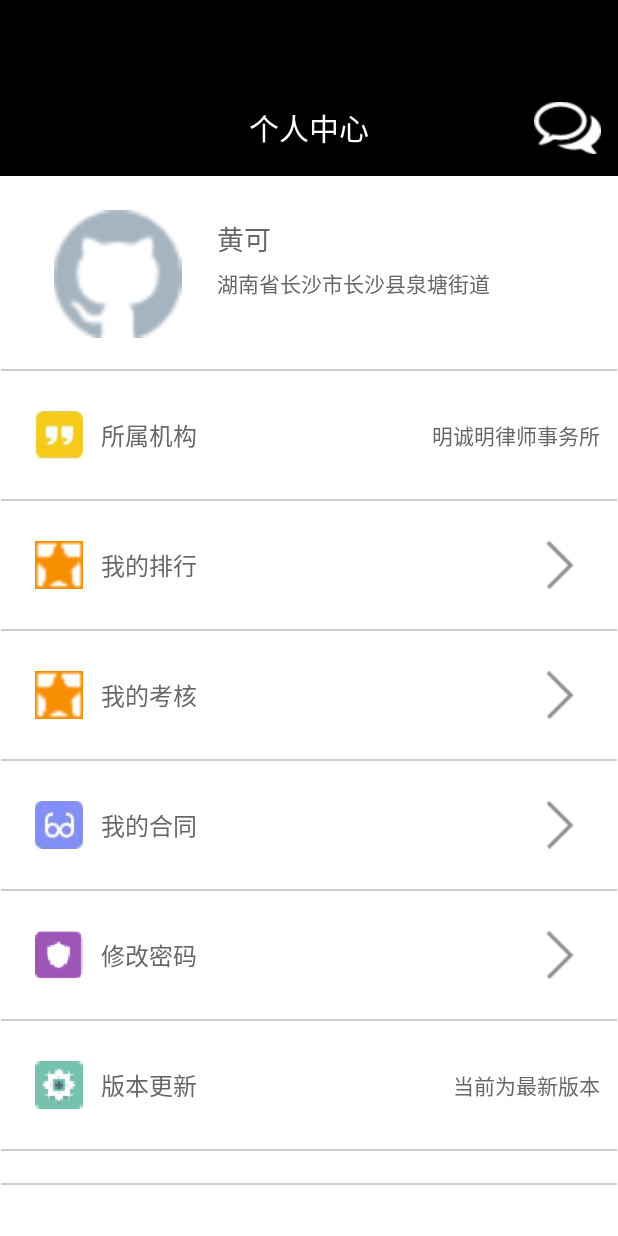
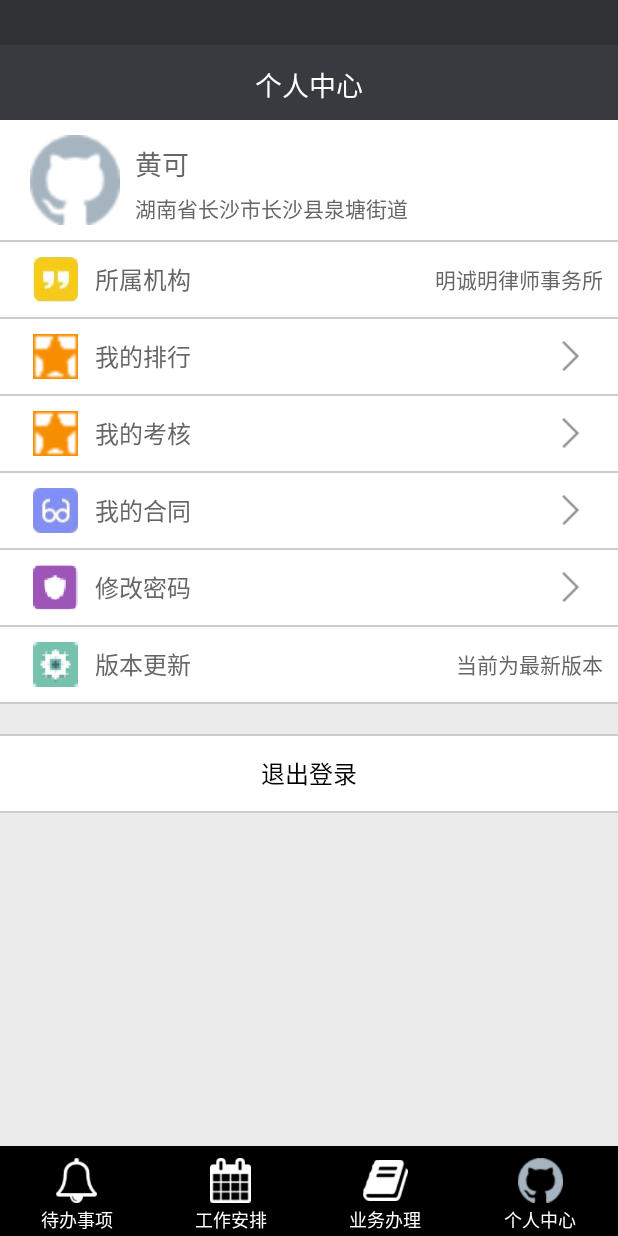
Before and after one commit to SliD007/Counselor2, an Android app: the PersonalActivity screen opened directly, with no data from a screen before it, on a phone screen of 412 x 824 dp. Run offline under Robolectric (Android 15) with nearby library versions, the phone set to English and light mode, and no system bars; our stand-ins replace ButterKnife.

Commit message:
个人中心

```diff
--- a/app/src/main/res/layout/activity_personal.xml
+++ b/app/src/main/res/layout/activity_personal.xml
@@ -1,49 +1,61 @@
 <?xml version="1.0" encoding="utf-8"?>
-<LinearLayout xmlns:android="http://schemas.android.com/apk/res/android"
+<RelativeLayout xmlns:android="http://schemas.android.com/apk/res/android"
     android:layout_width="match_parent"
     android:layout_height="match_parent"
-    android:background="#000"
-    android:orientation="vertical" >
-    <!--头-->
+    android:background="#303135">
+
     <RelativeLayout
+        android:id="@+id/titlelBarRl"
         android:layout_width="match_parent"
-        android:layout_height="@dimen/y120"
-        android:layout_marginTop="@dimen/y100">
-        <TextView
-            android:text="个人中心"
-            android:textSize="20sp"
-            android:textColor="#fff"
-            android:layout_width="wrap_content"
         android:layout_height="wrap_content"
-            android:layout_centerInParent="true"/>
-        <ImageView
-            android:id="@+id/newsIm"
-            android:src="@drawable/u2353"
-            android:layout_width="@dimen/x80"
-            android:layout_height="@dimen/y80"
-            android:layout_centerVertical="true"
-            android:layout_alignParentRight="true"
-            android:layout_marginRight="@dimen/x20"/>
+        android:layout_alignParentLeft="true"
+        android:layout_alignParentStart="true"
+        android:layout_marginTop="30dp">
+        <include
+            android:id="@+id/titleBar"
+            layout="@layout/onlytitle_bar">
+
+        </include>
     </RelativeLayout>
 
+    <RelativeLayout
+        android:id="@+id/bottomBarRl"
+        android:layout_width="match_parent"
+        android:layout_height="wrap_content"
+        android:layout_alignParentBottom="true"
+        android:layout_alignParentLeft="true"
+        android:layout_alignParentStart="true">
+        <include
+            android:id="@+id/bottomBar"
+            layout="@layout/buttom_bar">
+
+        </include>
+    </RelativeLayout>
+
+    <ScrollView
+        android:layout_width="match_parent"
+        android:layout_height="match_parent"
+        android:layout_below="@id/titlelBarRl"
+        android:layout_above="@id/bottomBarRl"
+        android:background="#EBEBEB">
         <LinearLayout
             android:layout_width="match_parent"
-        android:layout_height="wrap_content"
-        android:padding="@dimen/x1"
+            android:layout_height="match_parent"
             android:background="#fff"
-        android:orientation="vertical">
+            android:orientation="vertical" >
+
             <!-- 个人信息 -->
             <RelativeLayout
                 android:layout_width="match_parent"
-            android:layout_height="@dimen/y240"
-            android:paddingTop="@dimen/x40" >
+                android:layout_height="80dp" >
 
                 <ImageView
+                    android:src="@drawable/u1740"
                     android:id="@+id/headImgPersonal"
-                android:layout_width="@dimen/x160"
-                android:layout_height="@dimen/y160"
-                android:layout_marginLeft="@dimen/x60"
-                android:src="@drawable/u1740" >
+                    android:layout_width="60dp"
+                    android:layout_height="60dp"
+                    android:layout_centerVertical="true"
+                    android:layout_marginLeft="20dp" >
                 </ImageView>
 
                 <TextView
@@ -55,8 +67,8 @@
                     android:layout_height="wrap_content"
                     android:layout_toRightOf="@id/headImgPersonal"
                     android:layout_alignTop="@id/headImgPersonal"
-                android:layout_marginLeft="@dimen/x40"
-                android:layout_marginTop="@dimen/x10" />
+                    android:layout_marginLeft="10dp"
+                    android:layout_marginTop="5dp" />
 
                 <TextView
                     android:id="@+id/addressTv"
@@ -67,21 +79,20 @@
                     android:layout_height="wrap_content"
                     android:layout_below="@id/nameTv"
                     android:layout_toRightOf="@id/headImgPersonal"
-                android:layout_marginLeft="@dimen/x40"
-                android:layout_marginTop="@dimen/x10"/>
+                    android:layout_marginLeft="10dp"
+                    android:layout_marginTop="5dp" />
 
             </RelativeLayout>
             <View
                 android:layout_width="match_parent"
-            android:layout_height="@dimen/x2"
-            android:background="#ccc" >
-        </View>
+                android:layout_height="1dp"
+                android:background="#ccc"/>
 
             <!-- 所属机构 -->
             <RelativeLayout
                 android:id="@+id/lawFirmRl"
                 android:layout_width="match_parent"
-            android:layout_height="@dimen/y160">
+                android:layout_height="50dp">
                 <ImageView
                     android:id="@+id/lawFirmIm"
                     android:src="@drawable/u1842"
@@ -96,19 +107,18 @@
                     style="@style/text1"
                     android:textSize="14sp"
                     android:layout_alignParentRight="true"
-                android:layout_marginRight="@dimen/x20"/>
+                    android:layout_marginRight="10dp"/>
             </RelativeLayout>
             <View
                 android:layout_width="match_parent"
-            android:layout_height="@dimen/x2"
-            android:background="#ccc" >
-        </View>
+                android:layout_height="1dp"
+                android:background="#ccc"/>
 
             <!-- 我的排行 -->
             <RelativeLayout
                 android:id="@+id/rankListRl"
                 android:layout_width="match_parent"
-            android:layout_height="@dimen/y160">
+                android:layout_height="50dp">
                 <ImageView
                     android:id="@+id/rankListIm"
                     android:src="@drawable/u1853"
@@ -119,19 +129,18 @@
                     style="@style/text1"/>
                 <ImageView
                     android:src="@drawable/u609"
-                style="@style/backIm"/>
+                    style="@style/nextIm"/>
             </RelativeLayout>
             <View
                 android:layout_width="match_parent"
-            android:layout_height="@dimen/x2"
-            android:background="#ccc" >
-        </View>
+                android:layout_height="1dp"
+                android:background="#ccc"/>
 
             <!-- 我的考核 -->
             <RelativeLayout
                 android:id="@+id/assessRl"
                 android:layout_width="match_parent"
-            android:layout_height="@dimen/y160">
+                android:layout_height="50dp">
                 <ImageView
                     android:id="@+id/assessIm"
                     android:src="@drawable/u1853"
@@ -142,19 +151,18 @@
                     style="@style/text1"/>
                 <ImageView
                     android:src="@drawable/u609"
-                style="@style/backIm"/>
+                    style="@style/nextIm"/>
             </RelativeLayout>
             <View
                 android:layout_width="match_parent"
-            android:layout_height="@dimen/x2"
-            android:background="#ccc" >
-        </View>
+                android:layout_height="1dp"
+                android:background="#ccc"/>
 
             <!-- 我的合同 -->
             <RelativeLayout
                 android:id="@+id/contractRl"
                 android:layout_width="match_parent"
-            android:layout_height="@dimen/y160">
+                android:layout_height="50dp">
                 <ImageView
                     android:id="@+id/contractIm"
                     android:src="@drawable/u1833"
@@ -165,19 +173,18 @@
                     style="@style/text1"/>
                 <ImageView
                     android:src="@drawable/u609"
-                style="@style/backIm"/>
+                    style="@style/nextIm"/>
             </RelativeLayout>
             <View
                 android:layout_width="match_parent"
-            android:layout_height="@dimen/x2"
-            android:background="#ccc" >
-        </View>
+                android:layout_height="1dp"
+                android:background="#ccc"/>
 
             <!-- 修改密码 -->
             <RelativeLayout
                 android:id="@+id/changePwRl"
                 android:layout_width="match_parent"
-            android:layout_height="@dimen/y160">
+                android:layout_height="50dp">
                 <ImageView
                     android:id="@+id/changePwIm"
                     android:src="@drawable/u1815"
@@ -188,19 +195,18 @@
                     style="@style/text1"/>
                 <ImageView
                     android:src="@drawable/u609"
-                style="@style/backIm"/>
+                    style="@style/nextIm"/>
             </RelativeLayout>
             <View
                 android:layout_width="match_parent"
                 android:layout_height="@dimen/x2"
-            android:background="#ccc" >
-        </View>
+                android:background="#ccc"/>
 
             <!-- 版本更新 -->
             <RelativeLayout
                 android:id="@+id/versionRl"
                 android:layout_width="match_parent"
-            android:layout_height="@dimen/y160">
+                android:layout_height="50dp">
                 <ImageView
                     android:id="@+id/versionIm"
                     android:src="@drawable/u1824"
@@ -215,24 +221,25 @@
                     style="@style/text1"
                     android:textSize="14sp"
                     android:layout_alignParentRight="true"
-                android:layout_marginRight="@dimen/x20"/>
+                    android:layout_marginRight="10dp"/>
             </RelativeLayout>
             <View
                 android:layout_width="match_parent"
-            android:layout_height="@dimen/x2"
-            android:background="#ccc" >
-        </View>
-
+                android:layout_height="1dp"
+                android:background="#ccc" />
             <View
                 android:layout_width="match_parent"
-            android:layout_height="@dimen/x2"
-            android:layout_marginTop="@dimen/y40"
-            android:background="#ccc" >
-        </View>
+                android:layout_height="20dp"
+                android:background="#EBEBEB"/>
+            <View
+                android:layout_width="match_parent"
+                android:layout_height="1dp"
+                android:background="#ccc" />
+
             <RelativeLayout
                 android:id="@+id/unloginRl"
                 android:layout_width="match_parent"
-            android:layout_height="@dimen/y160"
+                android:layout_height="50dp"
                 android:background="#fff">
                 <TextView
                     android:text="退出登录"
@@ -243,22 +250,10 @@
             </RelativeLayout>
             <View
                 android:layout_width="match_parent"
-            android:layout_height="@dimen/x2"
-            android:background="#ccc" >
-        </View>
-    </LinearLayout>
-
-    <RelativeLayout
-        android:layout_width="match_parent"
-        android:layout_height="match_parent"
-        android:background="#F0EFF5">
-
-        <include
-            android:id="@+id/persenalBar"
-            layout="@layout/buttom_bar">
-
-        </include>
-    </RelativeLayout>
-
+                android:layout_height="1dp"
+                android:background="#ccc"/>
 
         </LinearLayout>
+    </ScrollView>
+
+</RelativeLayout>
--- a/app/src/main/res/layout/buttom_bar.xml
+++ b/app/src/main/res/layout/buttom_bar.xml
@@ -2,8 +2,7 @@
 <LinearLayout xmlns:android="http://schemas.android.com/apk/res/android"
     android:orientation="horizontal"
     android:layout_width="match_parent"
-    android:layout_height="@dimen/y160"
-    android:layout_alignParentBottom="true"
+    android:layout_height="60dp"
     android:background="#000">
     <RelativeLayout
         android:id="@+id/buttomRl1"
@@ -13,10 +12,7 @@
         <ImageView
             android:id="@+id/buttomIm1"
             android:src="@drawable/u2335"
-            android:layout_width="@dimen/x80"
-            android:layout_height="@dimen/y80"
-            android:layout_marginTop="@dimen/y20"
-            android:layout_centerHorizontal="true"/>
+            style="@style/icon_buttom"/>
         <TextView
             android:text="待办事项"
             android:layout_below="@id/buttomIm1"
@@ -32,10 +28,7 @@
         <ImageView
             android:id="@+id/buttomIm2"
             android:src="@drawable/u2345"
-            android:layout_width="@dimen/x80"
-            android:layout_height="@dimen/y80"
-            android:layout_marginTop="@dimen/y20"
-            android:layout_centerHorizontal="true"/>
+            style="@style/icon_buttom"/>
         <TextView
             android:text="工作安排"
             android:layout_below="@id/buttomIm2"
@@ -50,10 +43,7 @@
         <ImageView
             android:id="@+id/buttomIm3"
             android:src="@drawable/u2348"
-            android:layout_width="@dimen/x80"
-            android:layout_height="@dimen/y80"
-            android:layout_marginTop="@dimen/y20"
-            android:layout_centerHorizontal="true"/>
+            style="@style/icon_buttom"/>
         <TextView
             android:text="业务办理"
             android:layout_below="@id/buttomIm3"
@@ -68,10 +58,7 @@
         <ImageView
             android:id="@+id/buttomIm4"
             android:src="@drawable/u1740"
-            android:layout_width="@dimen/x80"
-            android:layout_height="@dimen/y80"
-            android:layout_marginTop="@dimen/y20"
-            android:layout_centerHorizontal="true"/>
+            style="@style/icon_buttom"/>
         <TextView
             android:text="个人中心"
             android:layout_below="@id/buttomIm4"
--- /dev/null
+++ b/app/src/main/res/layout/onlytitle_bar.xml
@@ -0,0 +1,10 @@
+<?xml version="1.0" encoding="utf-8"?>
+<RelativeLayout xmlns:android="http://schemas.android.com/apk/res/android"
+    android:layout_width="match_parent"
+    android:layout_height="50dp"
+    android:background="#393a3f">
+    <TextView
+        android:id="@+id/titleBarTv"
+        android:text="个人中心"
+        style="@style/text_titleBarCenter" />
+</RelativeLayout>
--- a/app/src/main/res/values/styles.xml
+++ b/app/src/main/res/values/styles.xml
@@ -19,6 +19,17 @@
         <item name="android:layout_centerInParent">true</item>
     </style>
 
+    <!-- 标题栏中央字体主题 18白色居中 -->
+    <style name="text_titleBarCenter">
+        <item name="android:textSize">18sp</item>
+        <item name="android:textColor">#fff</item>
+        <item name="android:layout_width">wrap_content</item>
+        <item name="android:layout_height">wrap_content</item>
+        <item name="android:layout_centerHorizontal">true</item>
+        <item name="android:layout_alignParentBottom">true</item>
+        <item name="android:layout_marginBottom">10dp</item>
+    </style>
+
     <!-- 左侧栏字体主题 16浅色居左x20 -->
     <style name="text1">
         <item name="android:textSize">16sp</item>
@@ -36,20 +47,29 @@
         <item name="android:layout_width">wrap_content</item>
         <item name="android:layout_height">wrap_content</item>
         <item name="android:layout_centerHorizontal">true</item>
-        <item name="android:layout_marginTop">@dimen/y10</item>
+        <item name="android:layout_marginTop">2dp</item>
     </style>
 
+    <!-- 底部栏icon主题 12白色距上y10 -->
+    <style name="icon_buttom">
+        <item name="android:layout_width">30dp</item>
+        <item name="android:layout_height">30dp</item>
+        <item name="android:layout_centerHorizontal">true</item>
+        <item name="android:layout_marginTop">8dp</item>
+    </style>
+
+    <!-- 左侧栏icon  -->
     <style name="image1">
-        <item name="android:layout_width">@dimen/x60</item>
-        <item name="android:layout_height">@dimen/y60</item>
+        <item name="android:layout_width">30dp</item>
+        <item name="android:layout_height">30dp</item>
         <item name="android:layout_alignParentLeft">true</item>
         <item name="android:layout_centerVertical">true</item>
         <item name="android:layout_marginLeft">@dimen/x40</item>
     </style>
-
-    <style name="backIm">
-        <item name="android:layout_width">@dimen/x60</item>
-        <item name="android:layout_height">@dimen/y60</item>
+    <!-- 右侧栏next_icon  -->
+    <style name="nextIm">
+        <item name="android:layout_width">20dp</item>
+        <item name="android:layout_height">20dp</item>
         <item name="android:layout_alignParentRight">true</item>
         <item name="android:layout_centerVertical">true</item>
         <item name="android:layout_marginRight">@dimen/x40</item>
```
Lines whose indentation alone changed are shown as unchanged.
